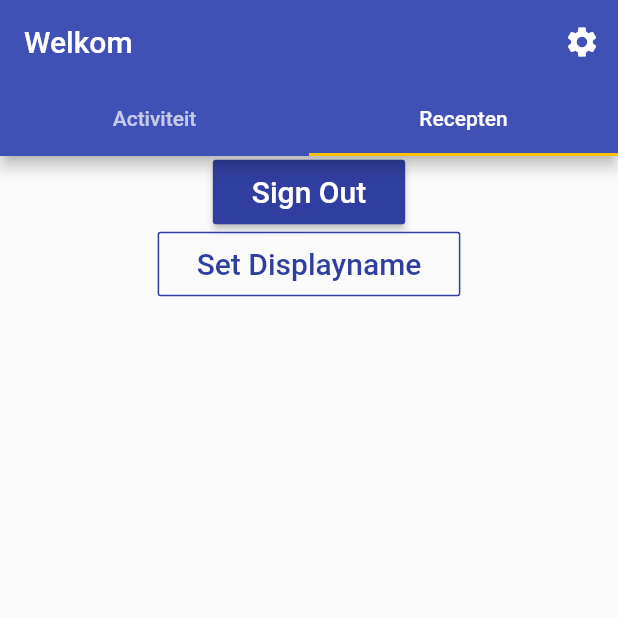
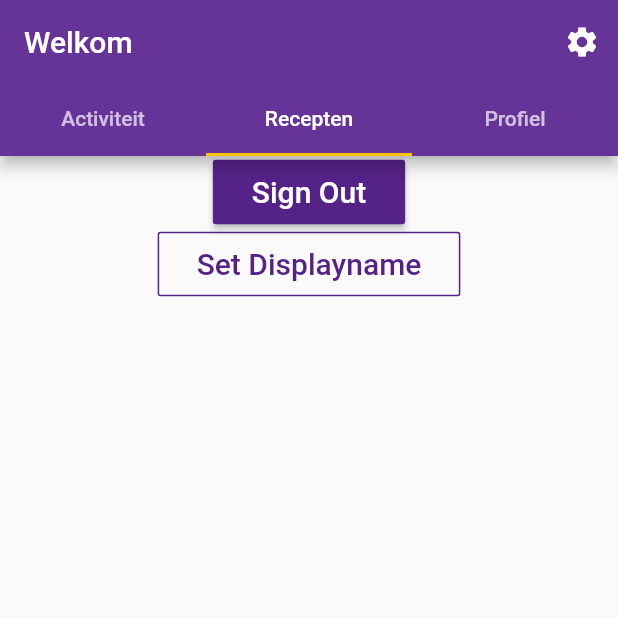
Before and after one commit to BelgianNoise/Flutter-Firebase-Authentication-Demo, a Flutter app: the screen it shows once a user with an empty profile is signed in, tab 2 chosen, on a phone screen of 412 x 824 dp, the top half of it. Run offline on Flutter 3.47's test engine with Material 2 defaults, Android fonts, the phone set to English and light mode, and no system bars; our stand-ins replace email_validator, firebase_auth, font_awesome_flutter; accounts and stored records are empty.

Commit message:
added profile button and changed theme

```diff
--- a/lib/common/theme/app-theme.dart
+++ b/lib/common/theme/app-theme.dart
@@ -1,7 +1,7 @@
 import 'package:flutter/material.dart';
 
-const Color colorPrimary = Color ( 0xFF3F51B5 ); // Colors.indigo[500]
-const Color colorPrimaryDark = Color ( 0xFF303F9F ); // Colors.indigo[700]
+const Color colorPrimary = Color ( 0xFF663399 ); // Colors.indigo[500]
+const Color colorPrimaryDark = Color ( 0xFF552288 ); // Colors.indigo[700]
 const Color colorAccent = Color( 0xFFFFC107 ); // Colors.amber
 
 ThemeData appTheme = ThemeData(
--- a/lib/features/home/pages/home-page.dart
+++ b/lib/features/home/pages/home-page.dart
@@ -21,6 +21,7 @@ class _RAHomePageState extends State<RAHomePage> {
   final List<AJTab> tabs = [
     AJTab( child: Text('Activiteit'), page: ARActivityPage() ),
     AJTab( child: Text('Recepten'), page: RARecipesPage() ),
+    AJTab( child: Text('Profiel'), page: RARecipesPage() ),
   ];
 
   @override
```
